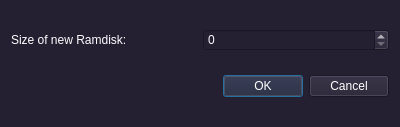
Old version of the form stegano_gui/createramdiskdialog.ui in the repository Bonoolu/SteganoFS.
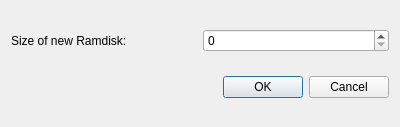
New version of the form.

Patch:
```diff
--- a/stegano_gui/createramdiskdialog.ui
+++ b/stegano_gui/createramdiskdialog.ui
@@ -14,8 +14,7 @@
    <string>Dialog</string>
   </property>
   <property name="styleSheet">
-   <string notr="true">background-color: rgb(36, 31, 49);
-color: rgb(255, 255, 255);</string>
+   <string notr="true"/>
   </property>
   <layout class="QVBoxLayout" name="verticalLayout">
    <item>
@@ -39,7 +38,7 @@
    <item>
     <widget class="QDialogButtonBox" name="buttonBox">
      <property name="styleSheet">
-      <string notr="true">color: white;</string>
+      <string notr="true"/>
      </property>
      <property name="orientation">
       <enum>Qt::Horizontal</enum>
```
